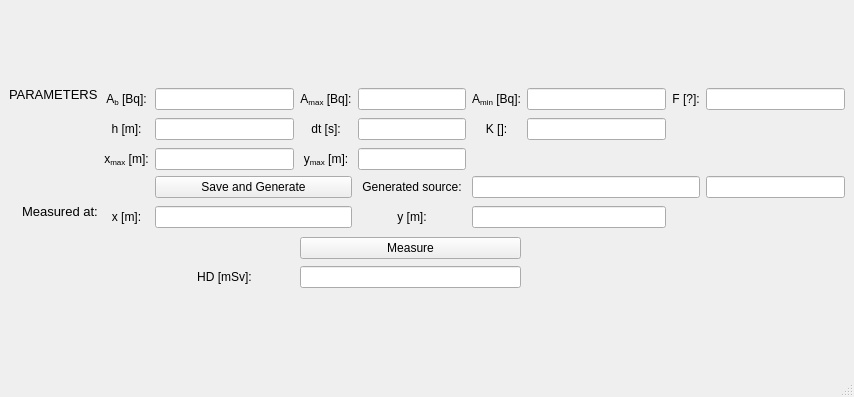
urhtrinko/DroneRadioactivity_student_job, file working_apps/detector_simulation/MainWindow.ui: the form before one commit.
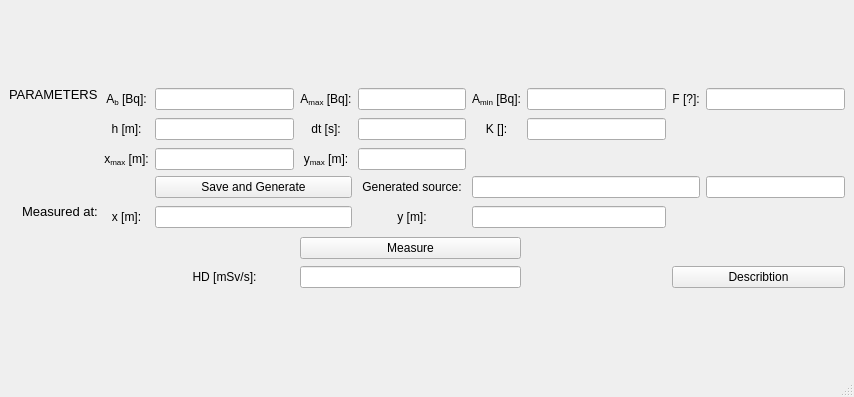
The form after the commit.

The edit to the form file:
```diff
--- a/working_apps/detector_simulation/MainWindow.ui
+++ b/working_apps/detector_simulation/MainWindow.ui
@@ -114,7 +114,7 @@
       <item row="6" column="4">
        <widget class="QLabel" name="label_HD">
         <property name="text">
-         <string>&lt;html&gt;&lt;head/&gt;&lt;body&gt;&lt;p align=&quot;center&quot;&gt;HD [mSv]:&lt;/p&gt;&lt;/body&gt;&lt;/html&gt;</string>
+         <string>&lt;html&gt;&lt;head/&gt;&lt;body&gt;&lt;p align=&quot;center&quot;&gt;HD [mSv/s]:&lt;/p&gt;&lt;/body&gt;&lt;/html&gt;</string>
         </property>
        </widget>
       </item>
@@ -178,6 +178,13 @@
       <item row="1" column="9">
        <widget class="QLineEdit" name="lineEdit_K"/>
       </item>
+      <item row="6" column="10" colspan="2">
+       <widget class="QPushButton" name="btnDescribtion">
+        <property name="text">
+         <string>Describtion</string>
+        </property>
+       </widget>
+      </item>
      </layout>
     </item>
    </layout>
```
